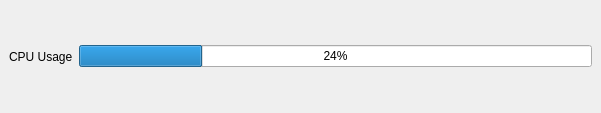
First picture: the form in qt/widget/cpuprogress.ui, repository notmikeb/workspace, before the edit.
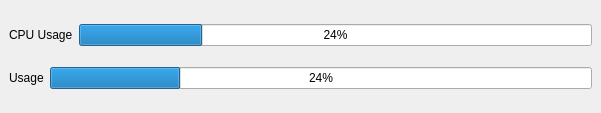
Second picture: the form after the edit.

Patch:
```diff
--- a/qt/widget/cpuprogress.ui
+++ b/qt/widget/cpuprogress.ui
@@ -14,6 +14,8 @@
    <string>MainWindow</string>
   </property>
   <widget class="QWidget" name="centralwidget">
+   <layout class="QVBoxLayout" name="verticalLayout">
+    <item>
    <layout class="QHBoxLayout" name="horizontalLayout">
     <item>
      <widget class="QLabel" name="label">
@@ -28,6 +30,26 @@
        <number>24</number>
       </property>
      </widget>
+      </item>
+     </layout>
+    </item>
+    <item>
+     <layout class="QHBoxLayout" name="horizontalLayout_2">
+      <item>
+       <widget class="QLabel" name="label_2">
+        <property name="text">
+         <string>Usage</string>
+        </property>
+       </widget>
+      </item>
+      <item>
+       <widget class="QProgressBar" name="progressBar_2">
+        <property name="value">
+         <number>24</number>
+        </property>
+       </widget>
+      </item>
+     </layout>
     </item>
    </layout>
   </widget>
```
Left out of the diff: 4 changed lines with no effect on the pictures. Lines whose indentation alone changed are shown as unchanged.
